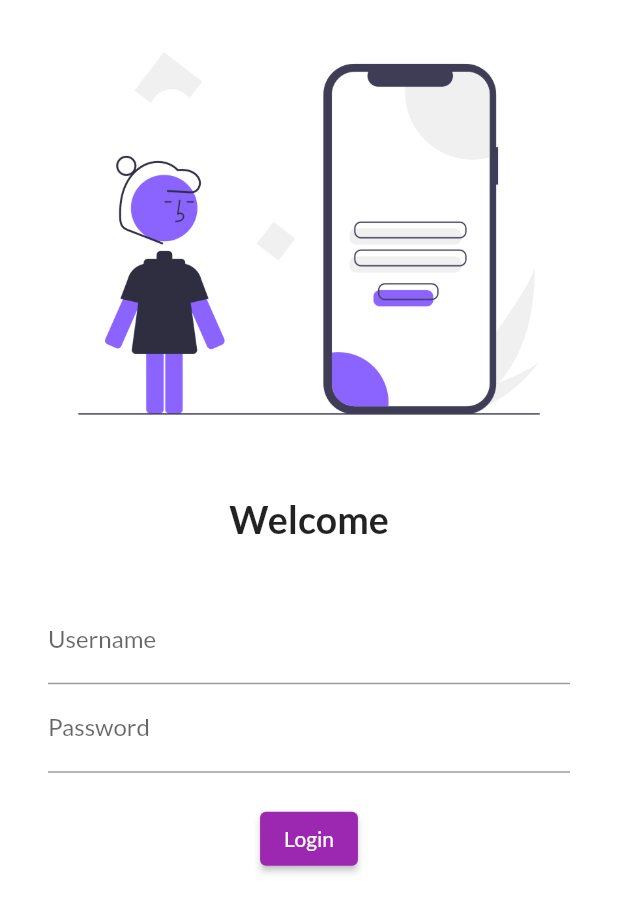
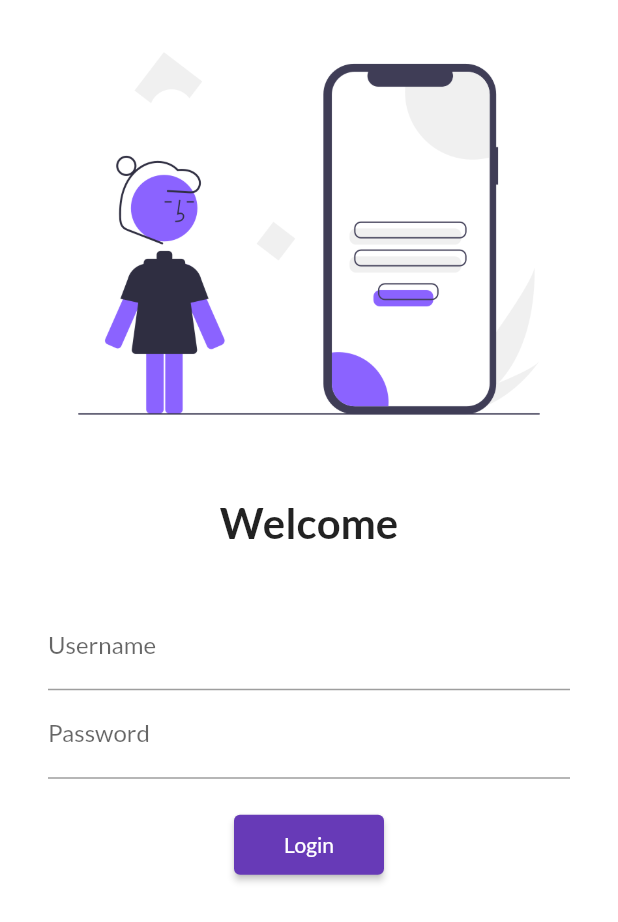
Before and after one commit to Viraj-M/flutter_catalog, a Flutter app: the screen it shows after launch, on a phone screen of 412 x 824 dp. Shown: the top 922 px of the screen. Run offline on Flutter 3.47's test engine with Material 2 defaults, Android fonts, the phone set to English and light mode, and no system bars; our stand-ins replace google_fonts.

Commit message:
day 5 done!

```diff
--- a/lib/main.dart
+++ b/lib/main.dart
@@ -1,6 +1,7 @@
 import 'package:flutter/material.dart';
 import 'package:flutter_catalog/screens/home_page.dart';
 import 'package:flutter_catalog/screens/login_page.dart';
+import 'package:flutter_catalog/utils/routes.dart';
 //fonts
 import 'package:google_fonts/google_fonts.dart';
 
@@ -14,7 +15,7 @@ class MyApp extends StatelessWidget {
     return MaterialApp(
         themeMode: ThemeMode.light,
         theme: ThemeData(
-          primarySwatch: Colors.purple,
+          primarySwatch: Colors.deepPurple,
           fontFamily: GoogleFonts.lato().fontFamily,
         ),
         darkTheme: ThemeData(
@@ -24,8 +25,8 @@ class MyApp extends StatelessWidget {
         initialRoute: "/",
         routes: {
           "/": (context) => LoginPage(),
-          "/home": (context) => HomePage(),
-          "/login": (context) => LoginPage()
+          MyRoutes.homeRoute: (context) => HomePage(),
+          MyRoutes.loginRoute: (context) => LoginPage()
         });
   }
 }
--- a/lib/screens/login_page.dart
+++ b/lib/screens/login_page.dart
@@ -1,10 +1,12 @@
 import 'package:flutter/material.dart';
+import 'package:flutter_catalog/utils/routes.dart';
 
 class LoginPage extends StatelessWidget {
   @override
   Widget build(BuildContext context) {
     return Material(
         color: Colors.white,
+        child: SingleChildScrollView(
           child: Column(
             children: [
               Image.asset(
@@ -17,7 +19,7 @@ class LoginPage extends StatelessWidget {
               Text(
                 "Welcome",
                 style: TextStyle(
-                fontSize: 25,
+                  fontSize: 28,
                   fontWeight: FontWeight.bold,
                 ),
               ),
@@ -25,8 +27,8 @@ class LoginPage extends StatelessWidget {
                 height: 20.0,
               ),
               Padding(
-              padding:
-                  const EdgeInsets.symmetric(vertical: 16.0, horizontal: 32.0),
+                padding: const EdgeInsets.symmetric(
+                    vertical: 16.0, horizontal: 32.0),
                 child: Column(
                   children: [
                     TextFormField(
@@ -47,14 +49,15 @@ class LoginPage extends StatelessWidget {
                     ),
                     ElevatedButton(
                         onPressed: () {
-                        print("Hello World!!");
+                          Navigator.pushNamed(context, MyRoutes.homeRoute);
                         },
-                      style: TextButton.styleFrom(),
+                        style: TextButton.styleFrom(minimumSize: Size(100, 40)),
                         child: Text("Login"))
                   ],
                 ),
               )
             ],
+          ),
         ));
   }
 }
--- /dev/null
+++ b/lib/utils/routes.dart
@@ -0,0 +1,4 @@
+class MyRoutes {
+  static String loginRoute = "/login";
+  static String homeRoute = "/home";
+}
```
Lines whose indentation alone changed are shown as unchanged.
